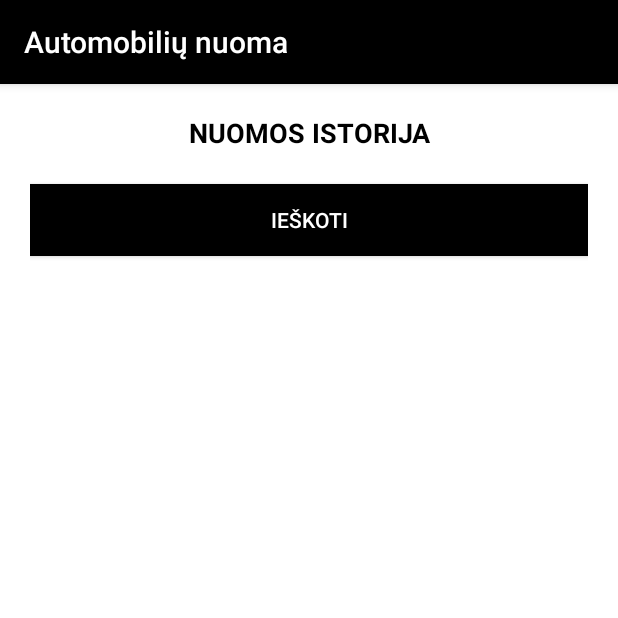
After one commit to lietuvis1337/automobiliu_nuoma, an Android app: the SearchActivity screen opened directly, with no data from a screen before it, on a phone screen of 412 x 824 dp, the top half of it. The commit adds this screen. Run offline under Robolectric (Android 15) with nearby library versions, the phone set to English and light mode, and no system bars.

Commit message:
Pridetas search langas, perejimas i ji paspaudus mygtuka prisijungti, taip pat ekrane rodomi prisijungimo duomenys

```diff
--- a/app/src/main/AndroidManifest.xml
+++ b/app/src/main/AndroidManifest.xml
@@ -16,6 +16,7 @@
                 <category android:name="android.intent.category.LAUNCHER" />
             </intent-filter>
         </activity>
+        <activity android:name=".SearchActivity"></activity>
     </application>
 
 </manifest>
--- /dev/null
+++ b/app/src/main/java/eunuoma/freecluster/rol/nuoma/SearchActivity.java
@@ -0,0 +1,13 @@
+package eunuoma.freecluster.rol.nuoma;
+
+import android.support.v7.app.AppCompatActivity;
+import android.os.Bundle;
+
+public class SearchActivity extends AppCompatActivity {
+
+    @Override
+    protected void onCreate(Bundle savedInstanceState) {
+        super.onCreate(savedInstanceState);
+        setContentView(R.layout.activity_search);
+    }
+}
--- /dev/null
+++ b/app/src/main/res/layout/activity_search.xml
@@ -0,0 +1,31 @@
+<?xml version="1.0" encoding="utf-8"?>
+<LinearLayout xmlns:android="http://schemas.android.com/apk/res/android"
+    xmlns:app="http://schemas.android.com/apk/res-auto"
+    android:layout_width="match_parent"
+    android:layout_height="match_parent"
+    android:background="@color/colorWhite"
+    android:padding="20dp"
+    android:orientation="vertical">
+
+    <TextView
+        android:id="@+id/textView"
+        android:layout_width="match_parent"
+        android:layout_height="wrap_content"
+        android:text="@string/search_name"
+        android:textAlignment="center"
+        android:textAllCaps="true"
+        android:textStyle="bold"
+        android:textSize="18dp"
+        android:textColor="@color/colorBlack"
+        android:paddingBottom="22dp" />
+
+    <Button
+        android:id="@+id/button"
+        android:layout_width="match_parent"
+        android:layout_height="wrap_content"
+        android:text="@string/search_submit"
+        android:background="@color/colorBlack"
+        android:textColor="@color/colorWhite"
+        android:layout_gravity="center" />
+
+</LinearLayout>
--- a/app/src/main/res/values/strings.xml
+++ b/app/src/main/res/values/strings.xml
@@ -4,4 +4,6 @@
     <string name="login_username">Prisijungimo vardas</string>
     <string name="login_password">Slaptažodis</string>
     <string name="login_submit">Prisijungti</string>
+    <string name="search_name">Nuomos istorija</string>
+    <string name="search_submit">Ieškoti</string>
 </resources>
```
Also changed, not shown: app/src/main/java/eunuoma/freecluster/rol/nuoma/LoginActivity.java (+23 -0 lines), app/src/main/res/layout/activity_login.xml (+6 -11 lines).
